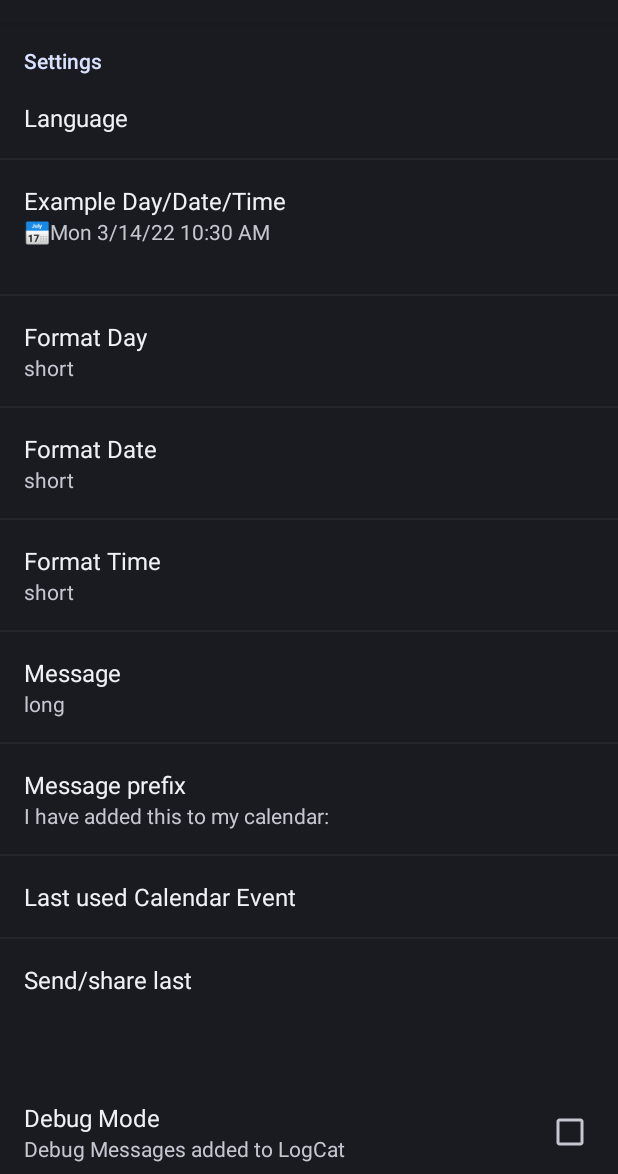
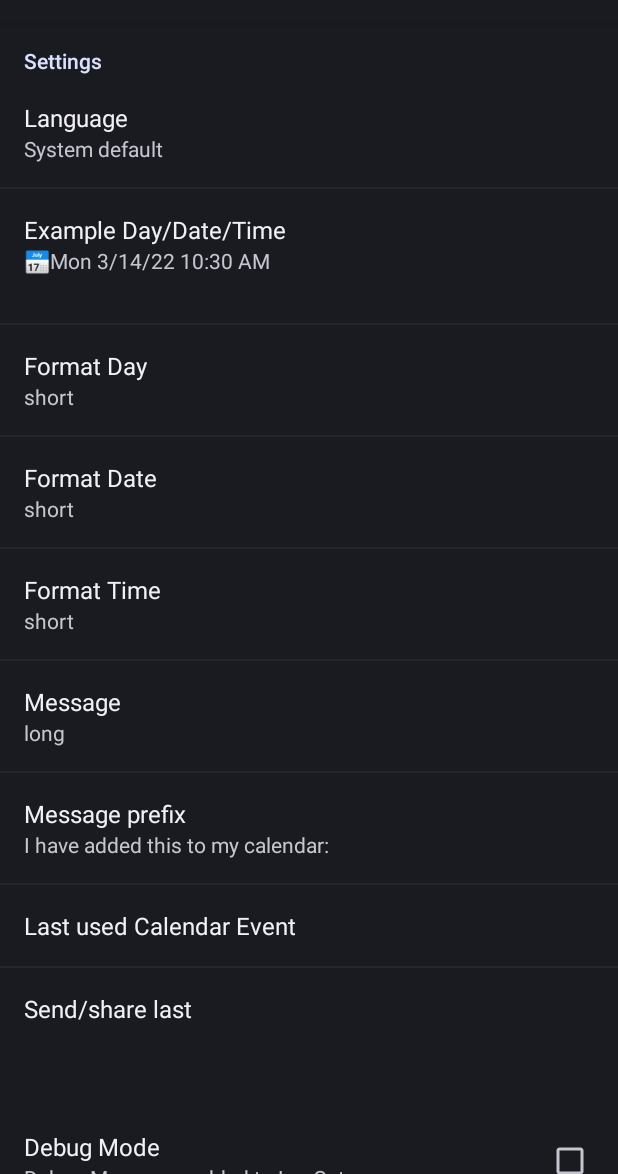
Before and after one commit to k3b/calef, an Android app: the screen it shows after launch (SettingsActivity), on a phone screen of 412 x 824 dp, the part 62-1236 px from its top. Run offline under Robolectric (Android 15) with nearby library versions, the phone set to English and light mode, and no system bars; libraries missing offline, so code that uses them is left out: net.fortuna.ical4j, org.slf4j; 7 statements that could not run were skipped.

```diff
--- a/app/src/main/res/xml/preferences.xml
+++ b/app/src/main/res/xml/preferences.xml
@@ -51,6 +51,7 @@ this program. If not, see <http://www.gnu.org/licenses/>
 
         <!-- Support to change locale at runtime -->
         <ListPreference
+            android:key="user_locale"
             android:defaultValue=""
             android:entries="@array/pref_locale_names"
             android:entryValues="@array/pref_locale_values"
```
